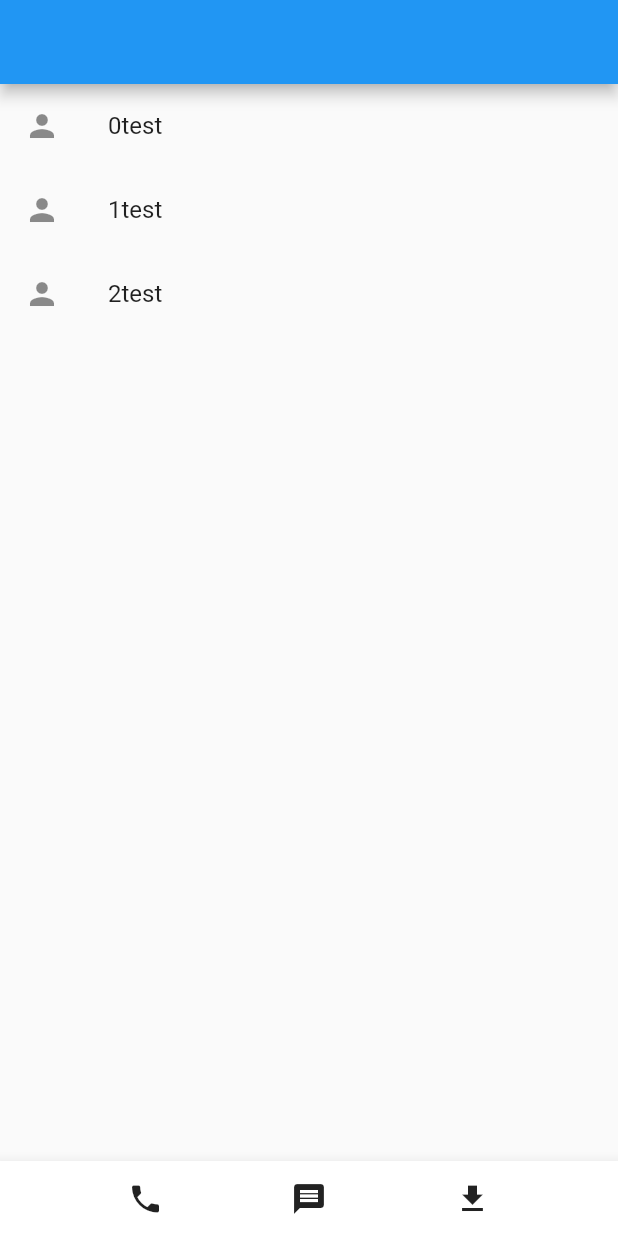
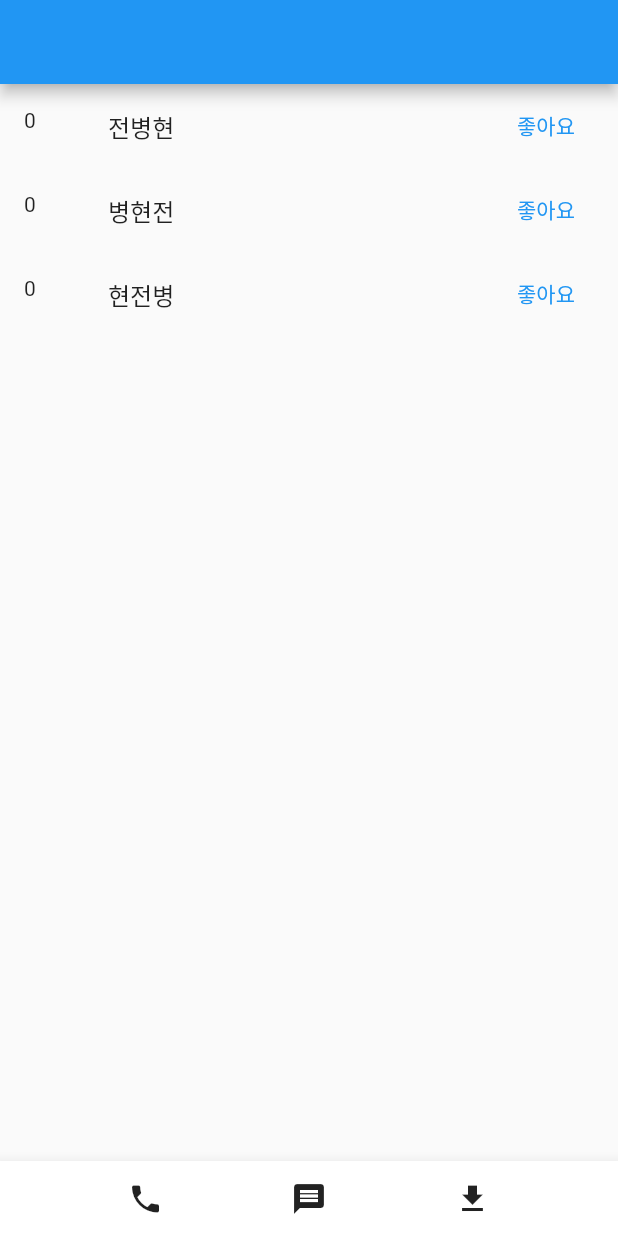
Before and after one commit to pensieve92/flutter.basic, a Flutter app: the screen it shows after launch, on a phone screen of 412 x 824 dp. Run offline on Flutter 3.47's test engine with Material 2 defaults, Android fonts, the phone set to English and light mode, and no system bars.

Commit message:
Add 좋아요 버튼 숙제

```diff
--- a/lib/main.dart
+++ b/lib/main.dart
@@ -4,8 +4,26 @@ void main() {
   runApp(const MyApp());
 }
 
-class MyApp extends StatelessWidget {
+class MyApp extends StatefulWidget {
   const MyApp({Key? key}) : super(key: key);
+
+  @override
+  State<MyApp> createState() => _MyAppState();
+}
+
+class Member {
+  String name;
+  int like;
+
+  Member({this.name = '', this.like = 0});
+}
+
+class _MyAppState extends State<MyApp> {
+  var memberList = [
+    Member(name: '전병현'),
+    Member(name: '병현전'),
+    Member(name: '현전병'),
+  ];
 
   @override
   Widget build(BuildContext context) {
@@ -20,23 +38,29 @@ class MyApp extends StatelessWidget {
       appBar: AppBar(),
       body: ListView.builder(
         itemCount: 3,
-          itemBuilder: (context, idx){
+        itemBuilder: (context, idx) {
           return ListTile(
-              leading: Icon(Icons.person),
-              title: Text(idx.toString() + 'test'),
+            leading: Text(memberList[idx].like.toString()),
+            title: Text(memberList[idx].name),
+            trailing: TextButton(
+              child: Text('좋아요'),
+              onPressed: () {
+                setState(() {
+                  memberList[idx].like++;
+                });
+              },
+            ),
           );
         },
-
       ),
       bottomNavigationBar: Bottom(),
-      )
-    );
+    ));
   }
 }
+
 const a = SizedBox(
   child: Text('안녕'),
 );
-
 
 // stless + Tab 자동완성
 class Test extends StatelessWidget {
@@ -44,9 +68,7 @@ class Test extends StatelessWidget {
 
   @override
   Widget build(BuildContext context) {
-    return SizedBox(
-      child: Text('test')
-    );
+    return SizedBox(child: Text('test'));
   }
 }
 
@@ -60,9 +82,12 @@ class Bottom extends StatelessWidget {
       height: 50,
       child: Row(
         mainAxisAlignment: MainAxisAlignment.spaceEvenly,
-            children: [Icon(Icons.phone), Icon(Icons.message), Icon(Icons.download)],
+        children: [
+          Icon(Icons.phone),
+          Icon(Icons.message),
+          Icon(Icons.download)
+        ],
       ),
-        )
-      );
+    ));
   }
 }
```
Lines whose indentation alone changed are shown as unchanged.
